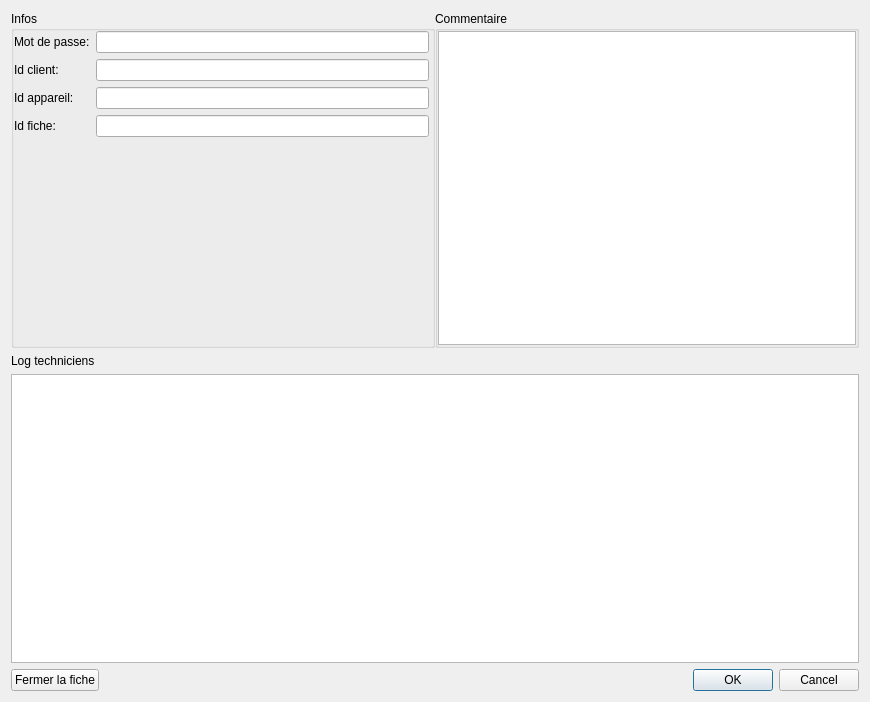
Before: the Qt Designer form InfoDynamiqueQt/Vues/vueeditionfiche.ui in AlexandreGirardin/ProjetAnalyse, drawn with Qt 5.
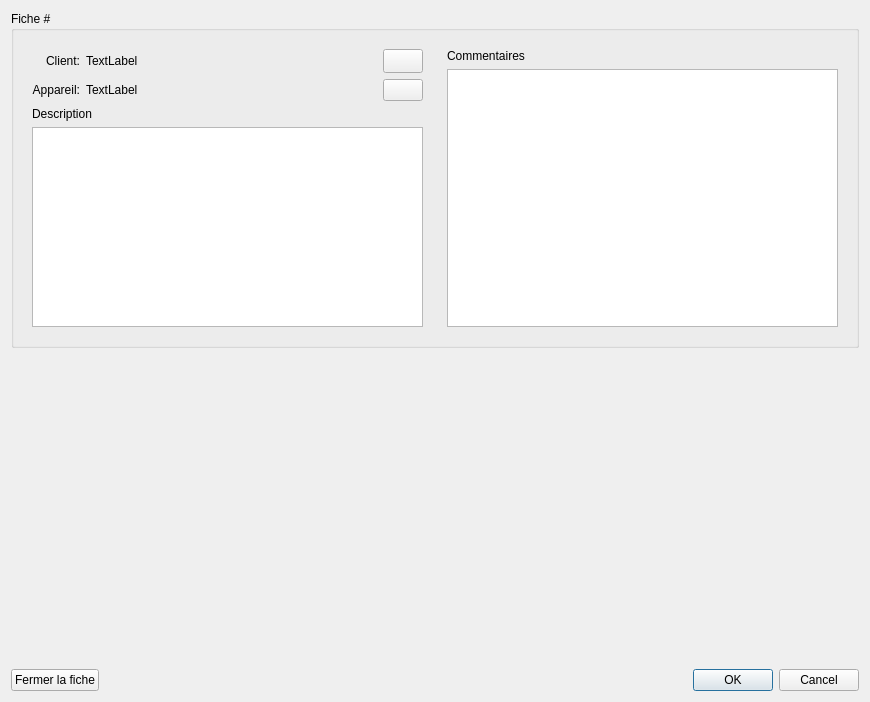
After: the same form once the commit is applied. Icons and pictures are not drawn.

Commit message: Réorganisation de l'affichage de la vue d'édition des fiches

Patch:
```diff
--- a/InfoDynamiqueQt/Vues/vueeditionfiche.ui
+++ b/InfoDynamiqueQt/Vues/vueeditionfiche.ui
@@ -15,100 +15,137 @@
   </property>
   <layout class="QVBoxLayout" name="verticalLayout">
    <item>
-    <layout class="QHBoxLayout" name="horizontalLayout">
-     <property name="spacing">
-      <number>0</number>
+    <widget class="QGroupBox" name="groupeInfos">
+     <property name="title">
+      <string>Fiche #</string>
      </property>
-     <item>
-      <widget class="QGroupBox" name="groupeInfos">
-       <property name="title">
-        <string>Infos</string>
-       </property>
-       <property name="flat">
-        <bool>true</bool>
-       </property>
-       <layout class="QVBoxLayout" name="_3">
+     <layout class="QHBoxLayout" name="horizontalLayout_3">
+      <item>
+       <layout class="QHBoxLayout" name="horizontalLayout_2">
+        <item>
+         <widget class="QFrame" name="groupeCommentaire">
+          <layout class="QVBoxLayout" name="verticalLayout_2">
+           <item>
+            <layout class="QGridLayout" name="gridLayout">
+             <item row="0" column="0">
+              <widget class="QLabel" name="label">
+               <property name="text">
+                <string>Client:</string>
+               </property>
+               <property name="alignment">
+                <set>Qt::AlignRight|Qt::AlignTrailing|Qt::AlignVCenter</set>
+               </property>
+              </widget>
+             </item>
+             <item row="1" column="0">
+              <widget class="QLabel" name="label_2">
+               <property name="text">
+                <string>Appareil:</string>
+               </property>
+               <property name="alignment">
+                <set>Qt::AlignRight|Qt::AlignTrailing|Qt::AlignVCenter</set>
+               </property>
+              </widget>
+             </item>
+             <item row="1" column="1">
+              <widget class="QLabel" name="label_3">
+               <property name="sizePolicy">
+                <sizepolicy hsizetype="Expanding" vsizetype="Preferred">
+                 <horstretch>0</horstretch>
+                 <verstretch>0</verstretch>
+                </sizepolicy>
+               </property>
+               <property name="text">
+                <string>TextLabel</string>
+               </property>
+              </widget>
+             </item>
+             <item row="0" column="1">
+              <widget class="QLabel" name="label_7">
+               <property name="sizePolicy">
+                <sizepolicy hsizetype="Expanding" vsizetype="Preferred">
+                 <horstretch>0</horstretch>
+                 <verstretch>0</verstretch>
+                </sizepolicy>
+               </property>
+               <property name="text">
+                <string>TextLabel</string>
+               </property>
+              </widget>
+             </item>
+             <item row="0" column="2">
+              <widget class="QPushButton" name="pushButton">
+               <property name="minimumSize">
+                <size>
+                 <width>24</width>
+                 <height>24</height>
+                </size>
+               </property>
+               <property name="text">
+                <string/>
+               </property>
+               <property name="icon">
+                <iconset resource="../ressources.qrc">
+                 <normaloff>:/Images/im-user.svg</normaloff>:/Images/im-user.svg</iconset>
+               </property>
+              </widget>
+             </item>
+             <item row="1" column="2">
+              <widget class="QPushButton" name="pushButton_2">
+               <property name="text">
+                <string/>
+               </property>
+               <property name="icon">
+                <iconset resource="../ressources.qrc">
+                 <normaloff>:/Images/computer-laptop.svg</normaloff>:/Images/computer-laptop.svg</iconset>
+               </property>
+              </widget>
+             </item>
+            </layout>
+           </item>
+           <item>
+            <widget class="QLabel" name="label_5">
+             <property name="text">
+              <string>Description</string>
+             </property>
+            </widget>
+           </item>
+           <item>
+            <widget class="QTextEdit" name="textEdit"/>
+           </item>
+          </layout>
+         </widget>
+        </item>
+       </layout>
+      </item>
+      <item>
+       <layout class="QVBoxLayout" name="verticalLayout_4">
         <property name="leftMargin">
-         <number>0</number>
+         <number>9</number>
         </property>
         <property name="topMargin">
-         <number>0</number>
+         <number>9</number>
         </property>
         <property name="rightMargin">
-         <number>3</number>
+         <number>9</number>
         </property>
         <property name="bottomMargin">
-         <number>1</number>
+         <number>9</number>
         </property>
         <item>
-         <layout class="QFormLayout" name="formLayout">
-          <item row="0" column="0">
-           <widget class="QLabel" name="etiquetteMotDePasse">
-            <property name="text">
-             <string>Mot de passe:</string>
-            </property>
-           </widget>
-          </item>
-          <item row="0" column="1">
-           <widget class="QLineEdit" name="champMotDePasse"/>
-          </item>
-          <item row="1" column="0">
-           <widget class="QLabel" name="etiquetteIdClient">
-            <property name="text">
-             <string>Id client:</string>
-            </property>
-           </widget>
-          </item>
-          <item row="1" column="1">
-           <widget class="QLineEdit" name="champIdClient"/>
-          </item>
-          <item row="2" column="0">
-           <widget class="QLabel" name="etiquetteIdAppareil">
-            <property name="text">
-             <string>Id appareil:</string>
-            </property>
-           </widget>
-          </item>
-          <item row="2" column="1">
-           <widget class="QLineEdit" name="champAppareil"/>
-          </item>
-          <item row="3" column="0">
-           <widget class="QLabel" name="etiquetteIdFiche">
-            <property name="text">
-             <string>Id fiche:</string>
-            </property>
-           </widget>
-          </item>
-          <item row="3" column="1">
-           <widget class="QLineEdit" name="champFiche"/>
-          </item>
-         </layout>
+         <widget class="QLabel" name="label_6">
+          <property name="text">
+           <string>Commentaires</string>
+          </property>
+         </widget>
         </item>
-       </layout>
-      </widget>
-     </item>
-     <item>
-      <widget class="QGroupBox" name="groupeCommentaire">
-       <property name="title">
-        <string>Commentaire</string>
-       </property>
-       <property name="flat">
-        <bool>true</bool>
-       </property>
-       <layout class="QVBoxLayout" name="_2">
-        <property name="spacing">
-         <number>0</number>
-        </property>
-        <property name="margin">
-         <number>0</number>
-        </property>
         <item>
          <widget class="QTextEdit" name="champCommentaire"/>
         </item>
        </layout>
-      </widget>
-     </item>
-    </layout>
+      </item>
+     </layout>
+    </widget>
    </item>
    <item>
     <layout class="QVBoxLayout" name="cadreFragmentTaches"/>
@@ -121,18 +158,17 @@
      <item>
       <layout class="QVBoxLayout" name="verticalLayout_3">
        <item>
-        <layout class="QVBoxLayout" name="groupeTechniciens">
-         <item>
-          <widget class="QLabel" name="etiquetteTechniciens">
-           <property name="text">
-            <string>Log techniciens</string>
-           </property>
-          </widget>
-         </item>
-         <item>
-          <widget class="QTableView" name="tableauTechniciens"/>
-         </item>
-        </layout>
+        <spacer name="verticalSpacer">
+         <property name="orientation">
+          <enum>Qt::Vertical</enum>
+         </property>
+         <property name="sizeHint" stdset="0">
+          <size>
+           <width>20</width>
+           <height>40</height>
+          </size>
+         </property>
+        </spacer>
        </item>
        <item>
         <layout class="QHBoxLayout" name="horizontalLayout_9">
```
Left out of the diff: 9 changed lines with no effect on the pictures. The commit also changes 2 other files.
